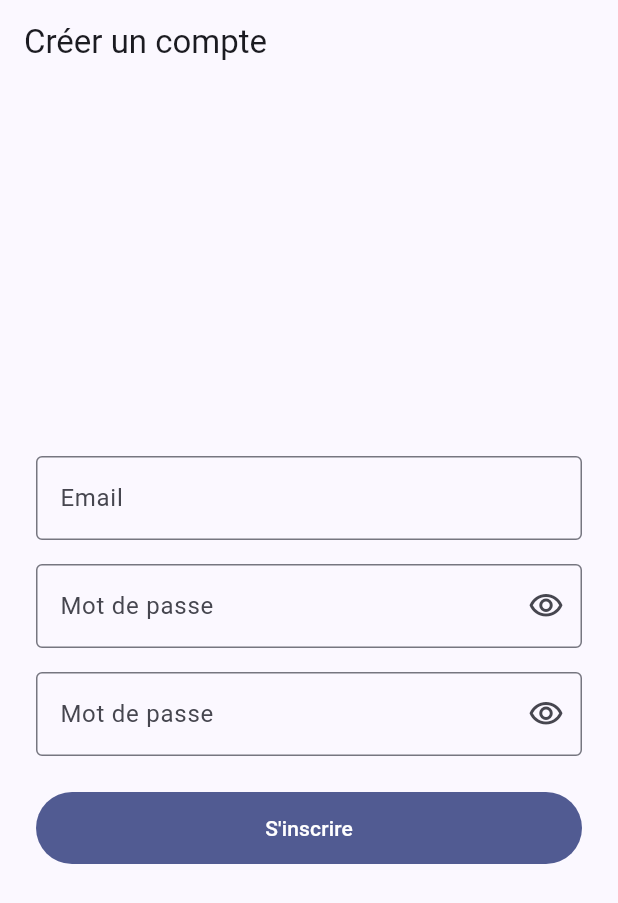
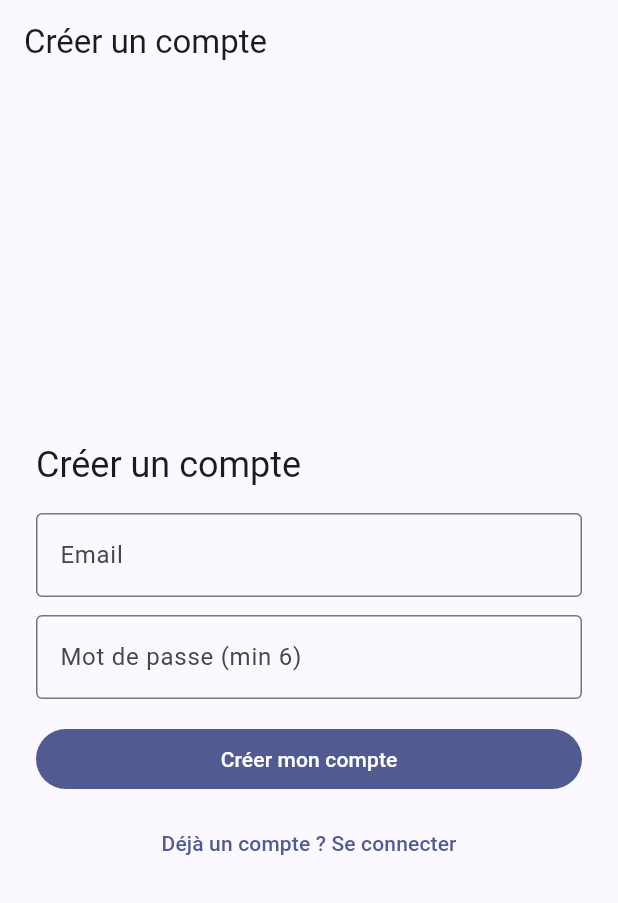
Before and after one commit to julienESN/flutter_project, a Flutter app: the screen it shows after launch, on a phone screen of 412 x 824 dp. Shown: the top 903 px of the screen. Run offline on Flutter 3.47's test engine with Material 3 defaults, Android fonts, the phone set to English and light mode, and no system bars; our stand-ins replace cloud_firestore, firebase_auth, firebase_core, shared_preferences; accounts and stored records are empty; statements that could not run were skipped.

Commit message:
feat(auth): écrans Login/Register et formulaires avec redirect vers '/' après succès

```diff
--- a/lib/widgets/register_form.dart
+++ b/lib/widgets/register_form.dart
@@ -1,90 +1,116 @@
+import 'package:firebase_auth/firebase_auth.dart';
 import 'package:flutter/material.dart';
-import 'email_field.dart';
-import 'password_field.dart';
 
 class RegisterForm extends StatefulWidget {
   const RegisterForm({super.key});
-
   @override
   State<RegisterForm> createState() => _RegisterFormState();
 }
 
 class _RegisterFormState extends State<RegisterForm> {
+  final _email = TextEditingController();
+  final _password = TextEditingController();
   final _formKey = GlobalKey<FormState>();
-  final _emailCtrl = TextEditingController();
-  final _passwordCtrl = TextEditingController();
-  final _confirmPasswordCtrl = TextEditingController();
-
   bool _loading = false;
-  bool _obscurePassword = true;
-  bool _obscureConfirm = true;
-
-  Future<void> _register() async {
-    if (!(_formKey.currentState?.validate() ?? false)) return;
-
-    // Vérification que le mot de passe et sa confirmation correspondent
-    if (_passwordCtrl.text != _confirmPasswordCtrl.text) {
-      ScaffoldMessenger.of(context).showSnackBar(
-        const SnackBar(content: Text("Les mots de passe ne correspondent pas")),
-      );
-      return;
-    }
-
-    setState(() => _loading = true);
-
-    await Future.delayed(const Duration(seconds: 1)); // Simulation d'API
-
-    if (!mounted) return;
-    ScaffoldMessenger.of(
-      context,
-    ).showSnackBar(const SnackBar(content: Text('Inscription réussie ✅')));
-    Navigator.of(context).pop();
-    setState(() => _loading = false);
-  }
+  String? _error;
 
   @override
   void dispose() {
-    _emailCtrl.dispose();
-    _passwordCtrl.dispose();
-    _confirmPasswordCtrl.dispose();
+    _email.dispose();
+    _password.dispose();
     super.dispose();
+  }
+
+  Future<void> _submit() async {
+    if (!(_formKey.currentState?.validate() ?? false)) return;
+
+    // Ferme le clavier
+    FocusScope.of(context).unfocus();
+
+    setState(() {
+      _loading = true;
+      _error = null;
+    });
+    try {
+      await FirebaseAuth.instance.createUserWithEmailAndPassword(
+        email: _email.text.trim(),
+        password: _password.text,
+      );
+
+      if (mounted) {
+        Navigator.of(context).pushNamedAndRemoveUntil('/', (route) => false);
+      }
+    } on FirebaseAuthException catch (e) {
+      if (mounted) setState(() => _error = e.message ?? e.code);
+    } catch (e) {
+      if (mounted) setState(() => _error = 'Erreur: $e');
+    } finally {
+      if (mounted) setState(() => _loading = false);
+    }
   }
 
   @override
   Widget build(BuildContext context) {
     return Form(
       key: _formKey,
+      child: AutofillGroup(
         child: Column(
           crossAxisAlignment: CrossAxisAlignment.stretch,
           children: [
-          EmailField(controller: _emailCtrl),
-          const SizedBox(height: 16),
-          PasswordField(
-            controller: _passwordCtrl,
-            obscure: _obscurePassword,
-            onToggleObscure: () {
-              setState(() => _obscurePassword = !_obscurePassword);
-            },
+            Text(
+              'Créer un compte',
+              style: Theme.of(context).textTheme.headlineSmall,
             ),
             const SizedBox(height: 16),
-          PasswordField(
-            controller: _confirmPasswordCtrl,
-            obscure: _obscureConfirm,
-            onToggleObscure: () {
-              setState(() => _obscureConfirm = !_obscureConfirm);
-            },
+            TextFormField(
+              controller: _email,
+              autofillHints: const [
+                AutofillHints.username,
+                AutofillHints.email,
+              ],
+              keyboardType: TextInputType.emailAddress,
+              decoration: const InputDecoration(
+                labelText: 'Email',
+                border: OutlineInputBorder(),
               ),
-          const SizedBox(height: 24),
+              validator: (v) =>
+                  (v == null || v.trim().isEmpty) ? 'Email requis' : null,
+            ),
+            const SizedBox(height: 12),
+            TextFormField(
+              controller: _password,
+              obscureText: true,
+              decoration: const InputDecoration(
+                labelText: 'Mot de passe (min 6)',
+                border: OutlineInputBorder(),
+              ),
+              validator: (v) =>
+                  (v != null && v.length >= 6) ? null : '6 caractères minimum',
+            ),
+            if (_error != null) ...[
+              const SizedBox(height: 12),
+              Text(_error!, style: const TextStyle(color: Colors.red)),
+            ],
+            const SizedBox(height: 16),
             FilledButton(
-            onPressed: _loading ? null : _register,
-            style: FilledButton.styleFrom(
-              minimumSize: const Size.fromHeight(48),
+              onPressed: _loading ? null : _submit,
+              child: _loading
+                  ? const SizedBox(
+                      width: 18,
+                      height: 18,
+                      child: CircularProgressIndicator(strokeWidth: 2),
+                    )
+                  : const Text('Créer mon compte'),
             ),
-            child: _loading
-                ? const CircularProgressIndicator(strokeWidth: 2)
-                : const Text("S'inscrire"),
+            const SizedBox(height: 8),
+            TextButton(
+              onPressed: _loading
+                  ? null
+                  : () => Navigator.of(context).pushReplacementNamed('/login'),
+              child: const Text('Déjà un compte ? Se connecter'),
             ),
           ],
+        ),
       ),
     );
   }
```
Also changed, not shown: lib/screens/login_screen.dart (+6 -4 lines), lib/widgets/login_form.dart (+84 -51 lines). Lines whose indentation alone changed are shown as unchanged.
